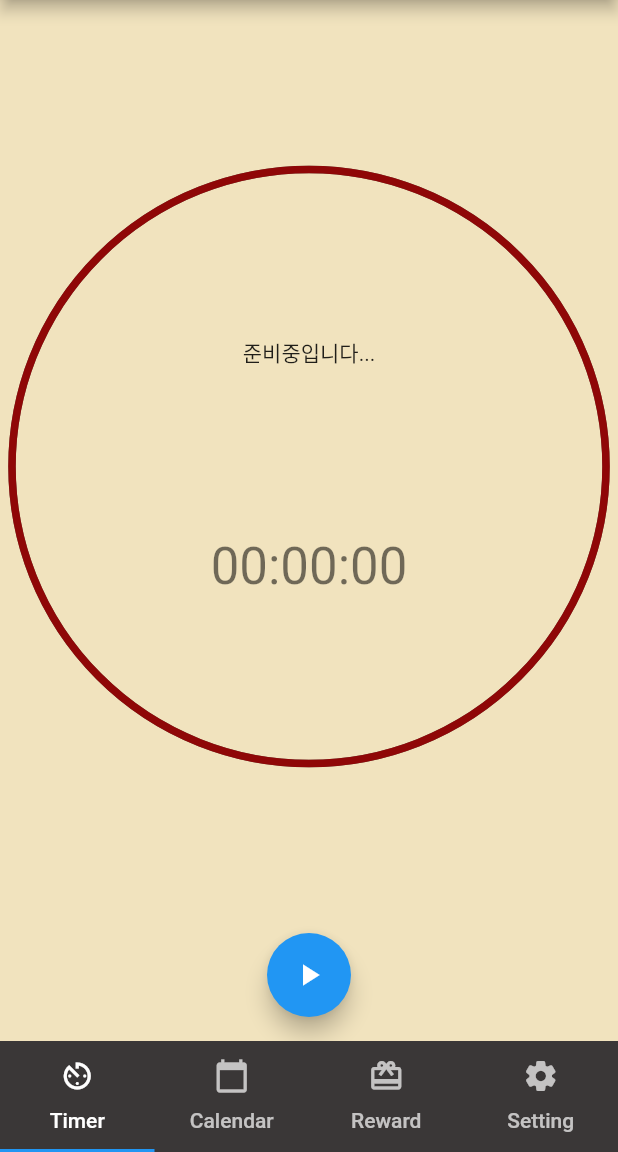
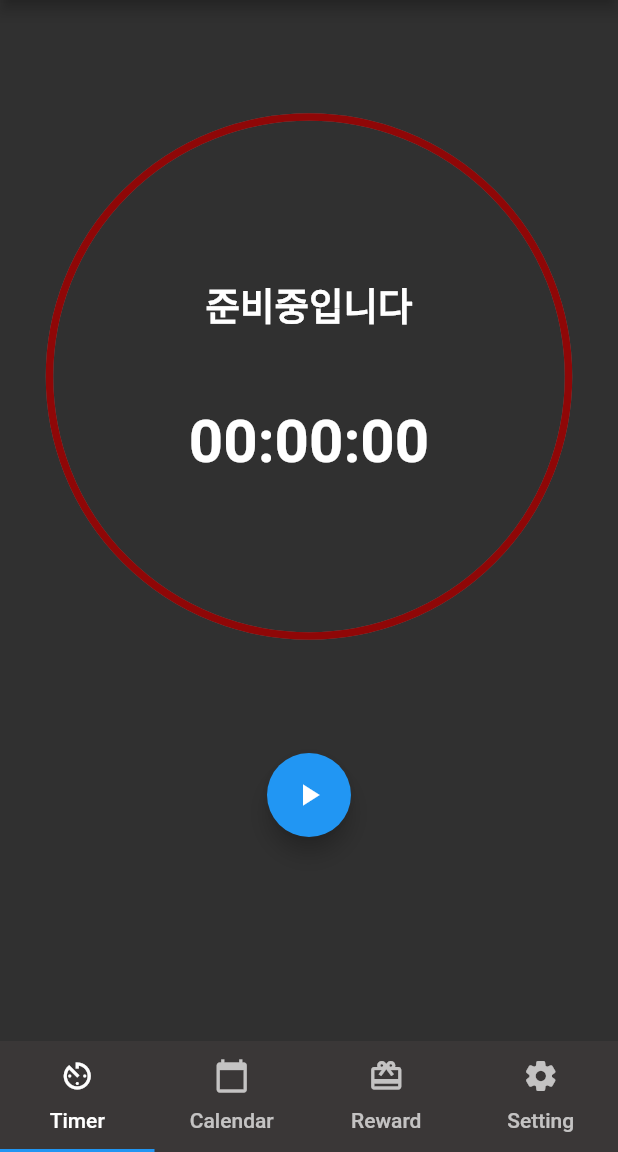
Before and after one commit to potatoCompletion/studyHelper, a Flutter app: the screen it shows after launch, on a phone screen of 412 x 824 dp, the part 84-1236 px from its top. Run offline on Flutter 3.47's test engine with Material 2 defaults, Android fonts, the phone set to English and light mode, and no system bars; our stand-ins replace rflutter_alert, table_calendar.

Commit message:
Update Design of dtimer

```diff
--- a/lib/ui/timer/dtimer.dart
+++ b/lib/ui/timer/dtimer.dart
@@ -20,7 +20,7 @@ class DtimerState extends State<Dtimer> with TickerProviderStateMixin {
     super.initState();
     controller = AnimationController(
       vsync: this,
-      duration: Duration(seconds: 5), //차감식 타이머 시간 설정
+      duration: Duration(seconds: 3), //차감식 타이머 시간 설정
     );
   }
 
@@ -48,6 +48,10 @@ class DtimerState extends State<Dtimer> with TickerProviderStateMixin {
                   child: Stack(
                     children: <Widget>[
                       Positioned.fill(
+                        top: 25.0,
+                        left: 25.0,
+                        right: 25.0,
+                        bottom: 25.0,
                         child: AnimatedBuilder(
                           animation: controller,
                           builder: (BuildContext context, Widget child) {
@@ -55,33 +59,48 @@ class DtimerState extends State<Dtimer> with TickerProviderStateMixin {
                                 painter: TimerPainter(
                                     animation: controller,
                                     backgroundColor:
-                                        Color.fromRGBO(105, 101, 87, 1.0),
-                                    color: Color.fromRGBO(143, 7, 7, 1.0)
-                                    ));
+                                        Color.fromRGBO(104, 104, 104, 1.0),
+                                    color: Color.fromRGBO(143, 7, 7, 1.0)));
                           },
                         ),
                       ),
                       Align(
                         alignment: FractionalOffset.center,
                         child: Column(
-                          mainAxisAlignment: MainAxisAlignment.spaceEvenly,
+                          mainAxisAlignment: MainAxisAlignment.center,
                           crossAxisAlignment: CrossAxisAlignment.center,
                           //차감식 타이머 멘션 스트링, 타이머 남은 시간 스트링 두개 정렬 및 나열
                           children: <Widget>[
+                            // First Animated Builder -> Text
                             AnimatedBuilder(
                                 animation: controller,
                                 builder: (BuildContext context, Widget child) {
                                   return Text(
                                     _timerMention,
-                                    style: themeData.textTheme.bodyText2,
+                                    //style: themeData.textTheme.bodyText2,
+                                    style: TextStyle(
+                                      color: Colors.white,
+                                      fontSize: 25.0,
+                                      fontWeight: FontWeight.bold,
+                                    ),
                                   );
                                 }),
+                            // Sized Box for Aligning between two AnimatedBuilders
+                            SizedBox(
+                              height: 50.0,
+                            ),
+                            // Second Animated Builder -> Numerical value
                             AnimatedBuilder(
                                 animation: controller,
                                 builder: (BuildContext context, Widget child) {
                                   return Text(
                                     timerString,
-                                    style: themeData.textTheme.headline4,
+                                    //style: themeData.textTheme.headline4,
+                                    style: TextStyle(
+                                      fontSize: 40.0,
+                                      color: Colors.white,
+                                      fontWeight: FontWeight.bold,
+                                    ),
                                   );
                                 }),
                           ],
@@ -121,10 +140,15 @@ class DtimerState extends State<Dtimer> with TickerProviderStateMixin {
                 ],
               ),
             ),
+            // sizedBox for Aligning
+            SizedBox(
+              height: 120.0,
+            ),
           ],
         ),
       ),
-      backgroundColor: Color.fromRGBO(241, 227, 190, 1.0),
+      //backgroundColor: Color.fromRGBO(241, 227, 190, 1.0),
+      backgroundColor: Colors.grey[850],
     );
   }
 
@@ -140,9 +164,9 @@ class DtimerState extends State<Dtimer> with TickerProviderStateMixin {
 //차감식 타이머 멘트 설정
   String get _timerMention {
     if (controller.isAnimating) {
-      return '열공중입니다...';
+      return '열공중입니다';
     } else {
-      return '준비중입니다...';
+      return '준비중입니다';
     }
   }
 }
```
